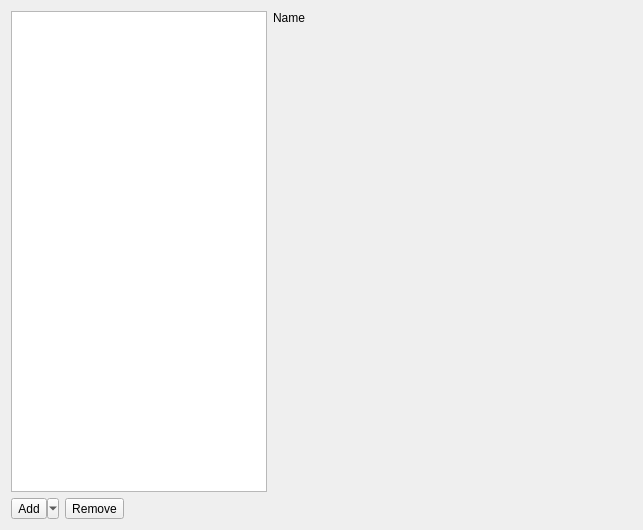
Above: shell/launchconfigurationdialog.ui from KDE/kdevelop before the change. Below: the same form after it.
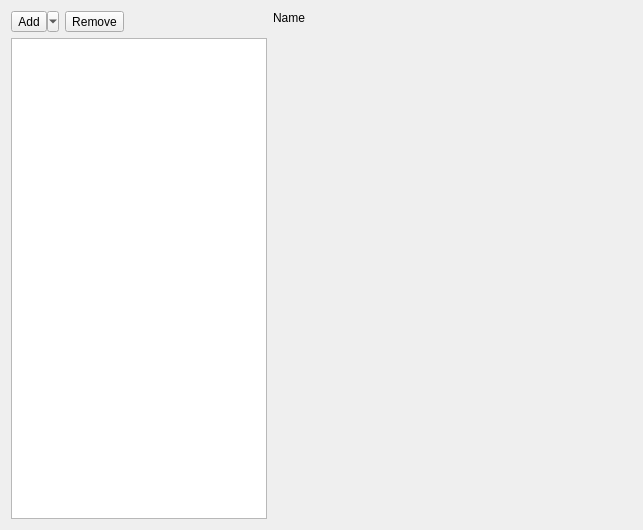
That is the form after the change.

Commit message: Adjust layout

```diff
--- a/shell/launchconfigurationdialog.ui
+++ b/shell/launchconfigurationdialog.ui
@@ -13,7 +13,7 @@
   <layout class="QGridLayout" name="gridLayout_2">
    <item row="0" column="0" rowspan="2">
     <layout class="QGridLayout" name="gridLayout">
-     <item row="0" column="0" colspan="3">
+     <item row="1" column="0" colspan="3">
       <widget class="QTreeView" name="tree">
        <property name="sizePolicy">
         <sizepolicy hsizetype="Expanding" vsizetype="Expanding">
@@ -23,7 +23,7 @@
        </property>
       </widget>
      </item>
-     <item row="1" column="0">
+     <item row="0" column="0">
       <widget class="QToolButton" name="addConfig">
        <property name="text">
         <string>Add</string>
@@ -36,7 +36,7 @@
        </property>
       </widget>
      </item>
-     <item row="1" column="1">
+     <item row="0" column="1">
       <widget class="QToolButton" name="deleteConfig">
        <property name="text">
         <string>Remove</string>
@@ -46,7 +46,7 @@
        </property>
       </widget>
      </item>
-     <item row="1" column="2">
+     <item row="0" column="2">
       <spacer name="horizontalSpacer">
        <property name="orientation">
         <enum>Qt::Horizontal</enum>
```
The commit also changes 1 other file.
